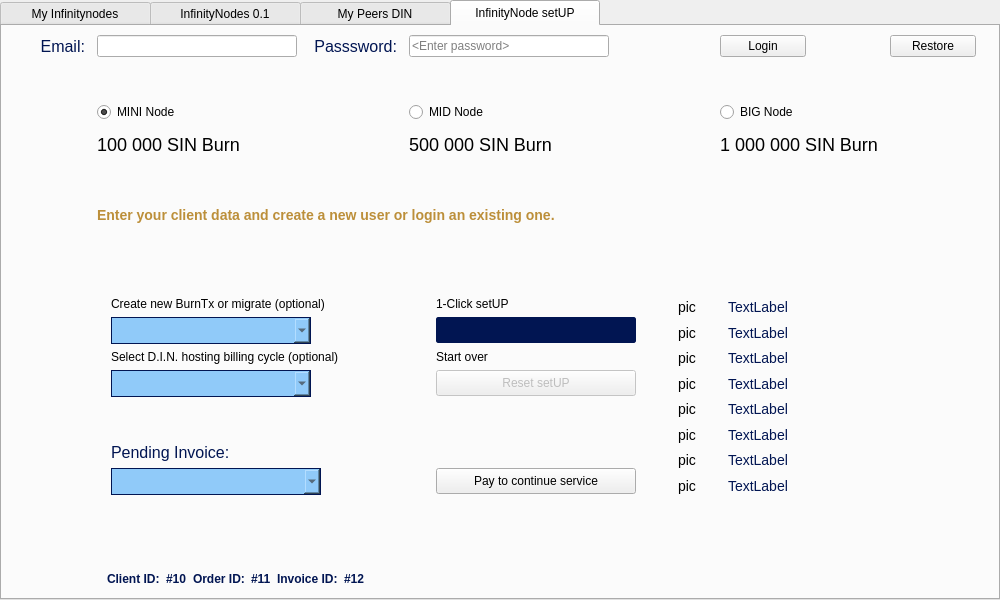
The window that src/qt/forms/masternodelist.ui (hardwarewise/SIN-core) describes before a commit, drawn with Qt 5.
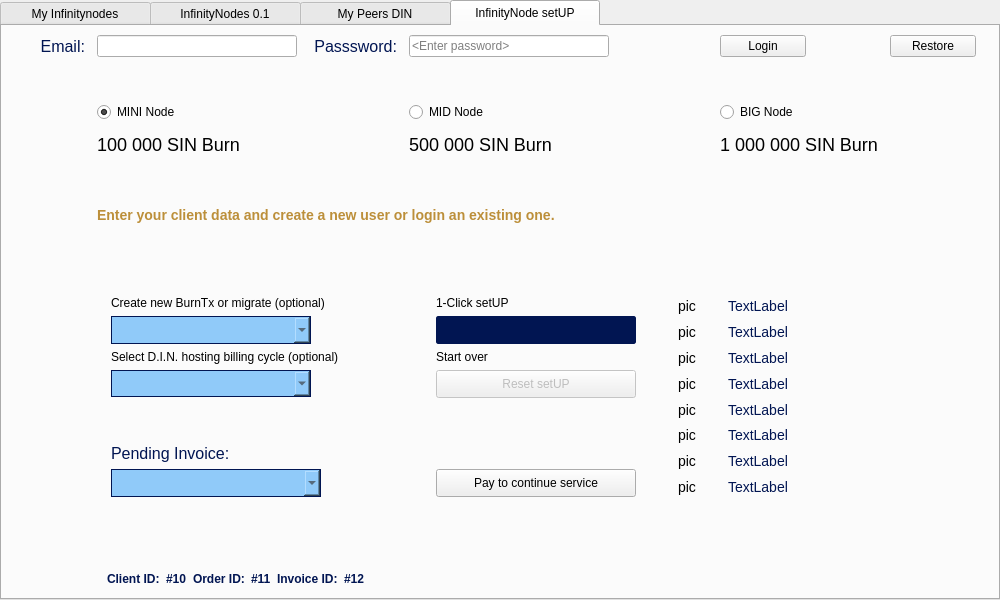
The same window after the commit. Icons and pictures are not drawn.

What changed in the file:
```diff
--- a/src/qt/forms/masternodelist.ui
+++ b/src/qt/forms/masternodelist.ui
@@ -969,13 +969,13 @@
                 <property name="minimumSize">
                  <size>
                   <width>200</width>
-                  <height>26</height>
+                  <height>28</height>
                  </size>
                 </property>
                 <property name="maximumSize">
                  <size>
                   <width>200</width>
-                  <height>26</height>
+                  <height>28</height>
                  </size>
                 </property>
                 <property name="styleSheet">
@@ -997,7 +997,7 @@
                 <property name="maximumSize">
                  <size>
                   <width>210</width>
-                  <height>26</height>
+                  <height>28</height>
                  </size>
                 </property>
                 <property name="styleSheet">
@@ -1038,7 +1038,7 @@
                 <property name="maximumSize">
                  <size>
                   <width>200</width>
-                  <height>26</height>
+                  <height>28</height>
                  </size>
                 </property>
                 <property name="styleSheet">
@@ -1073,13 +1073,13 @@
                 <property name="minimumSize">
                  <size>
                   <width>200</width>
-                  <height>26</height>
+                  <height>28</height>
                  </size>
                 </property>
                 <property name="maximumSize">
                  <size>
                   <width>200</width>
-                  <height>26</height>
+                  <height>28</height>
                  </size>
                 </property>
                 <property name="styleSheet">
@@ -1259,13 +1259,13 @@
                 <property name="minimumSize">
                  <size>
                   <width>200</width>
-                  <height>26</height>
+                  <height>28</height>
                  </size>
                 </property>
                 <property name="maximumSize">
                  <size>
                   <width>200</width>
-                  <height>26</height>
+                  <height>28</height>
                  </size>
                 </property>
                 <property name="layoutDirection">
```
Left out of the diff: 4 changed lines with no effect on the pictures.
